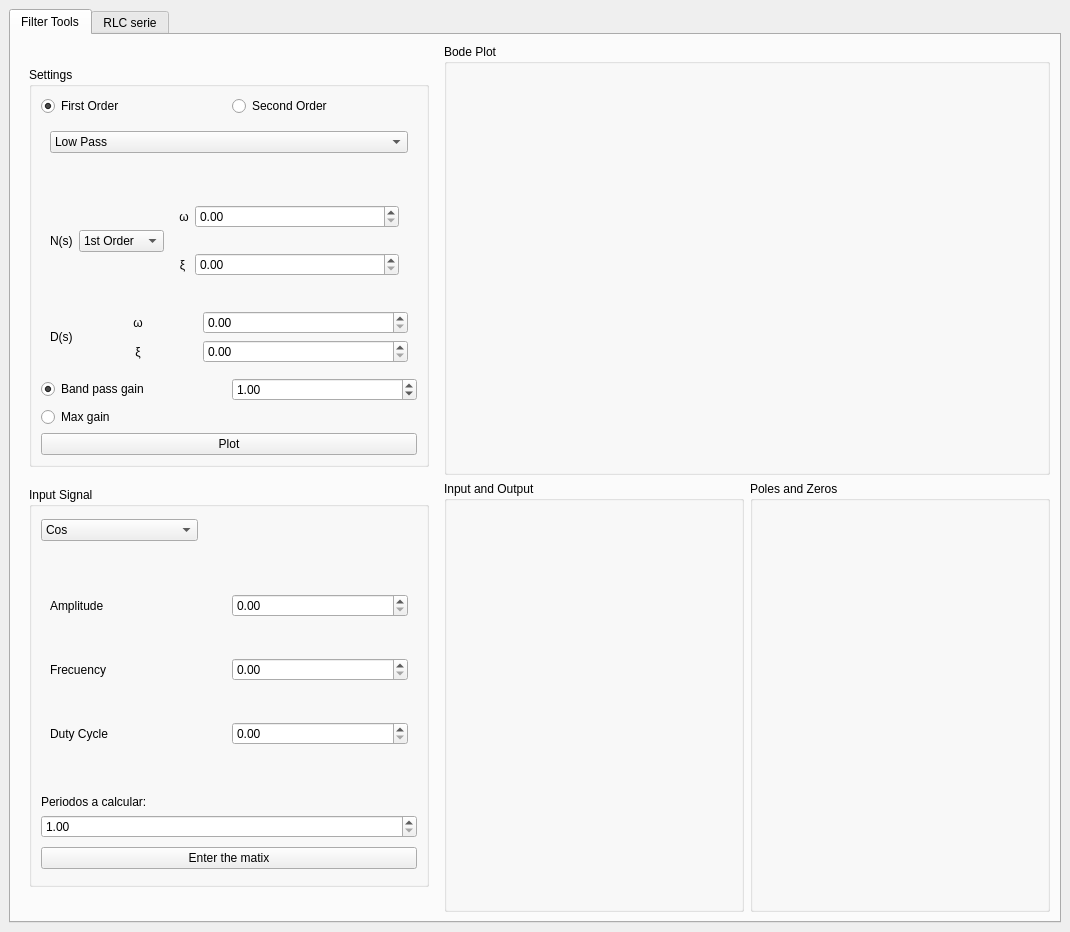
GullinoAgus/Filter-TOOL-ELECTRO, file UI.ui: the form before one commit.
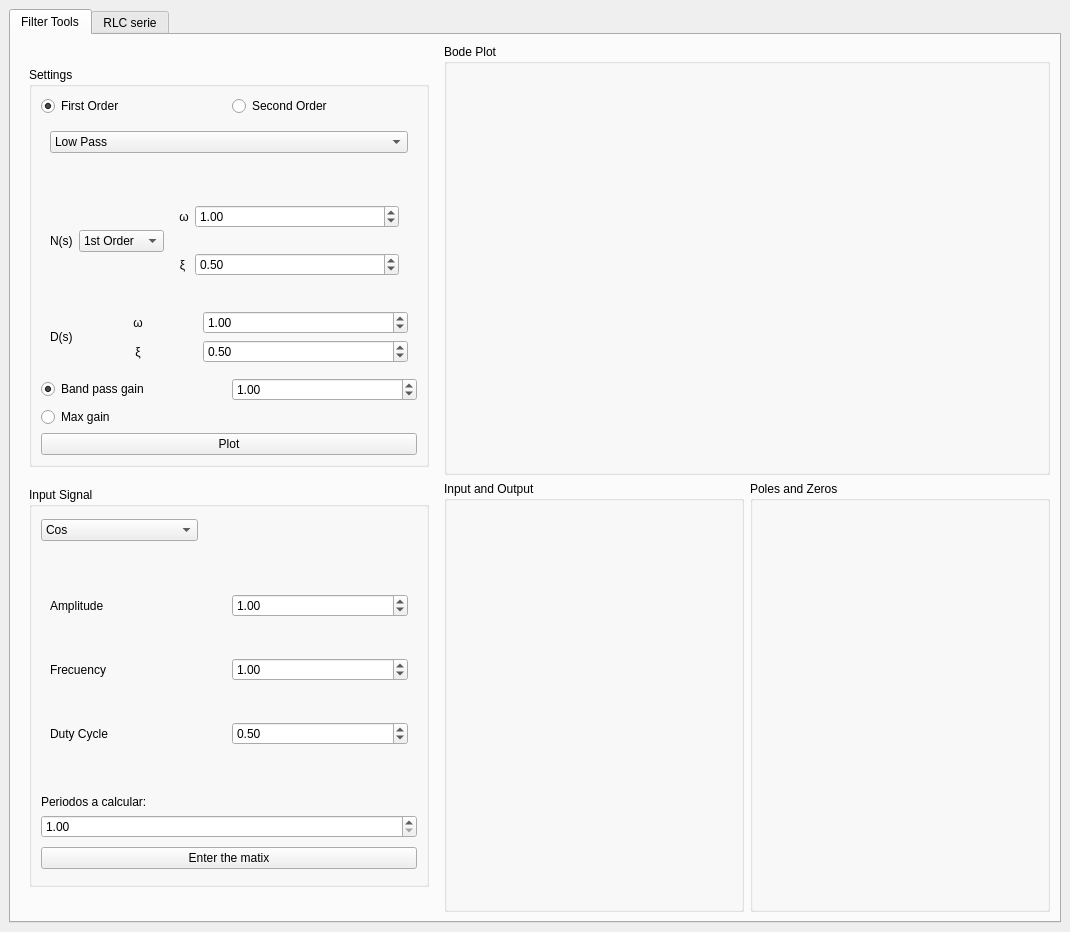
The form after the commit. The open tabs and pages were chosen to show the change.

What changed in the file:
```diff
--- a/UI.ui
+++ b/UI.ui
@@ -367,9 +367,15 @@
                             </item>
                             <item row="0" column="1">
                              <widget class="QDoubleSpinBox" name="WSettingsDoubleSpinBox42">
+                              <property name="minimum">
+                               <double>0.010000000000000</double>
+                              </property>
                               <property name="maximum">
                                <double>10000000000000000139372116959414099130712064.000000000000000</double>
                               </property>
+                              <property name="value">
+                               <double>1.000000000000000</double>
+                              </property>
                              </widget>
                             </item>
                             <item row="1" column="1">
@@ -380,6 +386,9 @@
                               <property name="singleStep">
                                <double>0.010000000000000</double>
                               </property>
+                              <property name="value">
+                               <double>0.500000000000000</double>
+                              </property>
                              </widget>
                             </item>
                            </layout>
@@ -432,9 +441,15 @@
                           </item>
                           <item row="0" column="1">
                            <widget class="QDoubleSpinBox" name="WSettingsDoubleSpinBox43">
+                            <property name="minimum">
+                             <double>0.010000000000000</double>
+                            </property>
                             <property name="maximum">
                              <double>10000000000000000139372116959414099130712064.000000000000000</double>
                             </property>
+                            <property name="value">
+                             <double>1.000000000000000</double>
+                            </property>
                            </widget>
                           </item>
                           <item row="1" column="0">
@@ -455,6 +470,9 @@
                             <property name="singleStep">
                              <double>0.010000000000000</double>
                             </property>
+                            <property name="value">
+                             <double>0.500000000000000</double>
+                            </property>
                            </widget>
                           </item>
                          </layout>
@@ -698,16 +716,28 @@
                     </item>
                     <item row="0" column="1">
                      <widget class="QDoubleSpinBox" name="AInputSignalDoubleSpinBox3">
+                      <property name="minimum">
+                       <double>0.010000000000000</double>
+                      </property>
                       <property name="maximum">
                        <double>10000000000000000139372116959414099130712064.000000000000000</double>
                       </property>
+                      <property name="value">
+                       <double>1.000000000000000</double>
+                      </property>
                      </widget>
                     </item>
                     <item row="1" column="1">
                      <widget class="QDoubleSpinBox" name="FInputSignalDoubleSpinBox3">
+                      <property name="minimum">
+                       <double>0.010000000000000</double>
+                      </property>
                       <property name="maximum">
                        <double>10000000000000000139372116959414099130712064.000000000000000</double>
                       </property>
+                      <property name="value">
+                       <double>1.000000000000000</double>
+                      </property>
                      </widget>
                     </item>
                     <item row="2" column="1">
@@ -721,6 +751,9 @@
                       <property name="singleStep">
                        <double>0.100000000000000</double>
                       </property>
+                      <property name="value">
+                       <double>0.500000000000000</double>
+                      </property>
                      </widget>
                     </item>
                    </layout>
```
Left out of the diff: 111 changed lines with no effect on the pictures.
